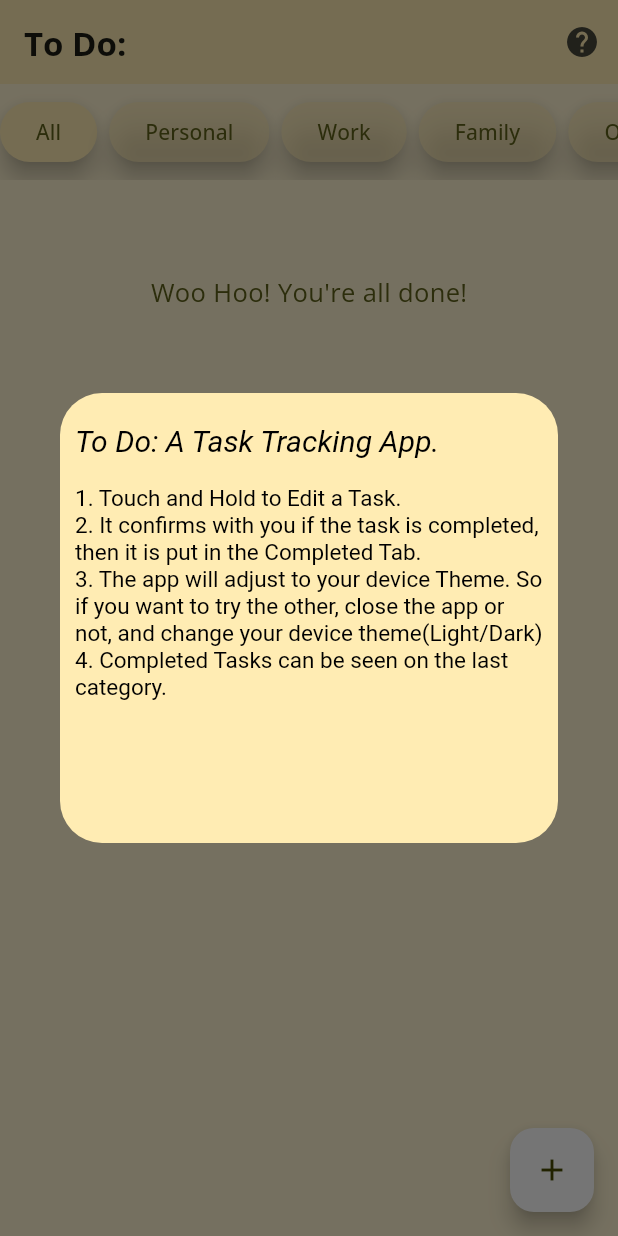
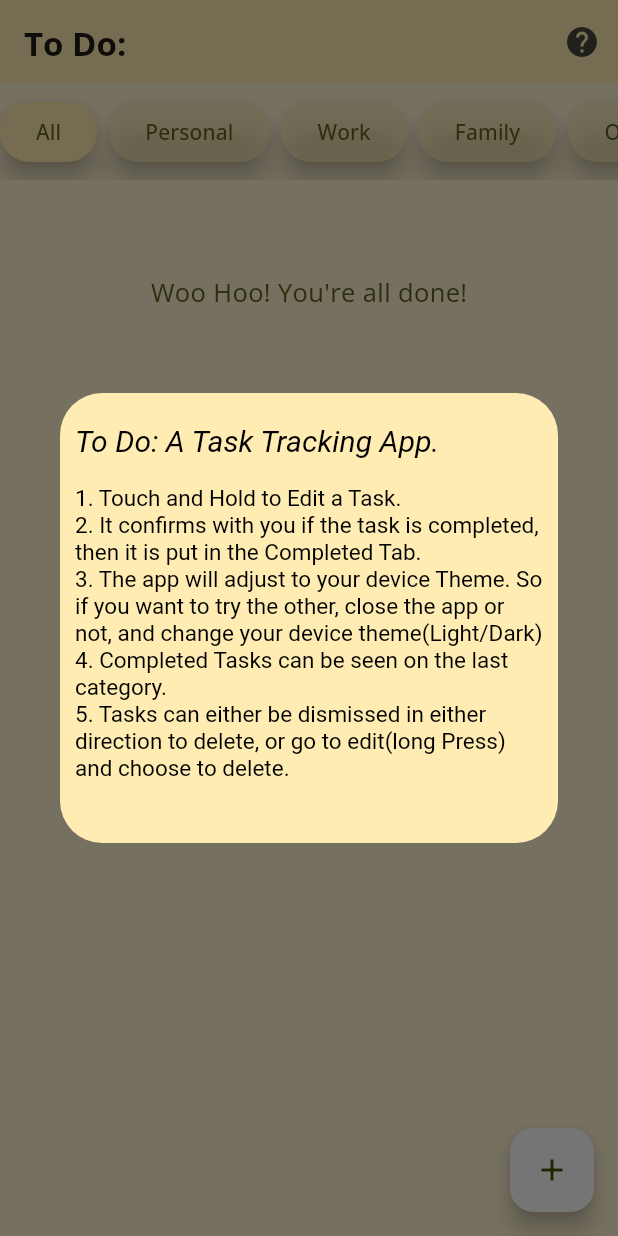
Before and after one commit to bhavyabedi/To-Do-List-Application, a Flutter app: the screen it shows after launch, after a tap on the "help" icon, on a phone screen of 412 x 824 dp. Run offline on Flutter 3.47's test engine with Material 3 defaults, Android fonts, the phone set to English and light mode, and no system bars; our stand-ins replace flutter_riverpod, google_fonts, riverpod, sqflite, vibration; accounts and stored records are empty.

Commit message:
Finishing Touches Done.

```diff
--- a/lib/objects/item.dart
+++ b/lib/objects/item.dart
@@ -8,7 +8,7 @@ enum TaskCategory {
 class ListItem {
   ListItem({
     required this.title,
-    required this.description,
+    this.description = '',
     required this.category,
     this.completed = false,
   });
--- a/lib/screens/home.dart
+++ b/lib/screens/home.dart
@@ -16,7 +16,7 @@ class HomeScreen extends ConsumerStatefulWidget {
 
 class _HomeScreenState extends ConsumerState<HomeScreen> {
   late Future<void> todoitemsFuture;
-  TaskCategory? selectedCategory; // New variable to hold selected category
+  TaskCategory? selectedCategory;
 
   bool showCompleted = false;
   @override
@@ -106,6 +106,17 @@ class _HomeScreenState extends ConsumerState<HomeScreen> {
                                   TextSpan(
                                     text:
                                         "\n4. Completed Tasks can be seen on the last category.",
+                                    style: TextStyle(
+                                      fontStyle: FontStyle.normal,
+                                      color: Theme.of(context)
+                                          .colorScheme
+                                          .tertiary,
+                                      fontSize: 15,
+                                    ),
+                                  ),
+                                  TextSpan(
+                                    text:
+                                        "\n5. Tasks can either be dismissed in either direction to delete, or go to edit(long Press) and choose to delete.",
                                     style: TextStyle(
                                       fontStyle: FontStyle.normal,
                                       color: Theme.of(context)
--- a/lib/widgets.dart/edit_todo_item.dart
+++ b/lib/widgets.dart/edit_todo_item.dart
@@ -44,7 +44,7 @@ class _EditToDoItemModalState extends ConsumerState<EditToDoItemModal> {
             description,
             widget.category,
           );
-      Navigator.of(context).pop(); // Close the modal
+      Navigator.of(context).pop();
     }
   }
 
@@ -53,7 +53,7 @@ class _EditToDoItemModalState extends ConsumerState<EditToDoItemModal> {
     final description = _descriptionController.text;
     if (title.isNotEmpty && description.isNotEmpty) {
       ref.read(listItemsProvider.notifier).deleteItem(widget.index);
-      Navigator.of(context).pop(); // Close the modal
+      Navigator.of(context).pop();
     }
   }
 
```
Also changed, not shown: lib/providers/list_items.dart (+3 -9 lines), lib/widgets.dart/add_todo_item.dart (+6 -1 lines), lib/widgets.dart/todolistitems.dart (+32 -39 lines).
